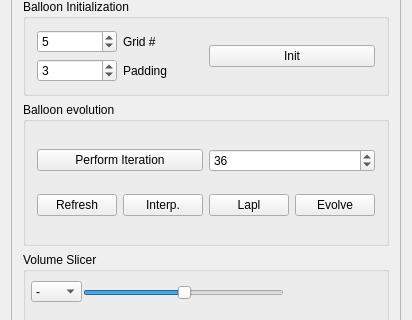
Before: the Qt Designer form src/meshlabplugins/edit_vase/vasewidget.ui in cnr-isti-vclab/meshlab, drawn with Qt 5; both pictures show x 0 to 412 and y 121 to 441 of the 412 by 824 pixel window.
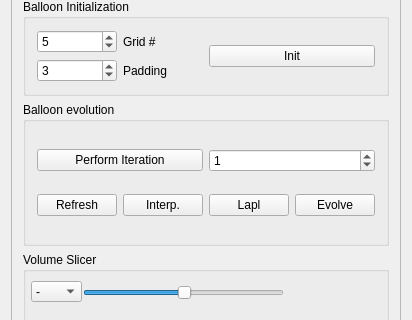
After: the same form once the commit is applied.

```diff
--- a/src/meshlabplugins/edit_vase/vasewidget.ui
+++ b/src/meshlabplugins/edit_vase/vasewidget.ui
@@ -10,7 +10,7 @@
     <x>0</x>
     <y>0</y>
     <width>410</width>
-    <height>754</height>
+    <height>788</height>
    </rect>
   </property>
   <property name="sizePolicy">
@@ -213,7 +213,7 @@
            <item>
             <widget class="QSpinBox" name="numItersSpin">
              <property name="value">
-              <number>36</number>
+              <number>1</number>
              </property>
             </widget>
            </item>
```
